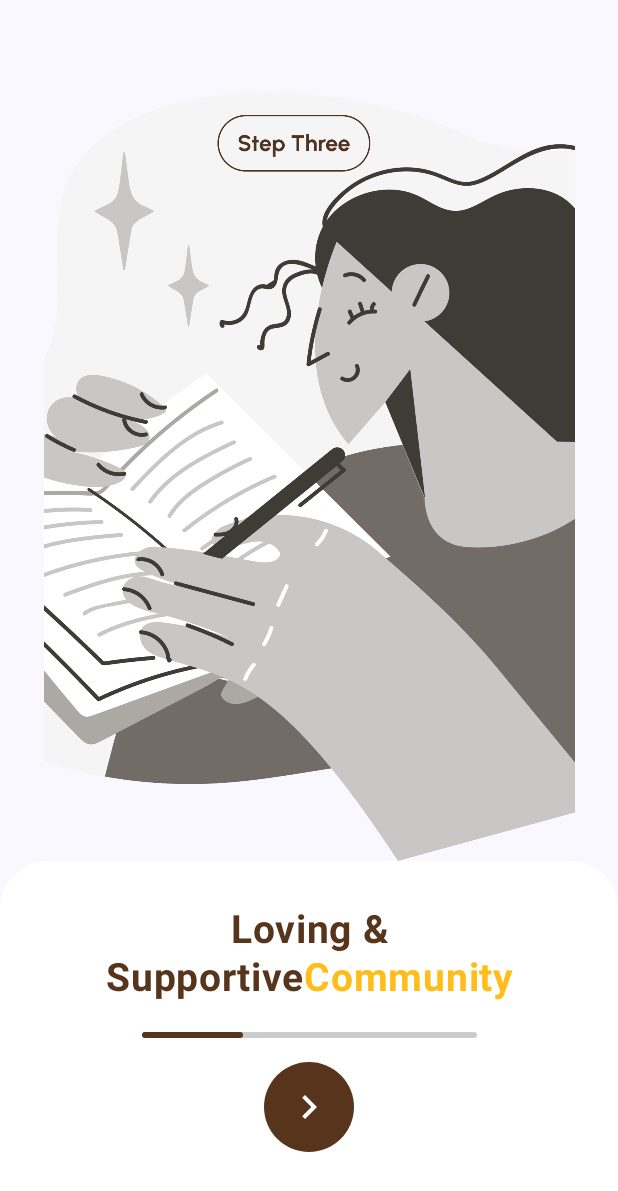
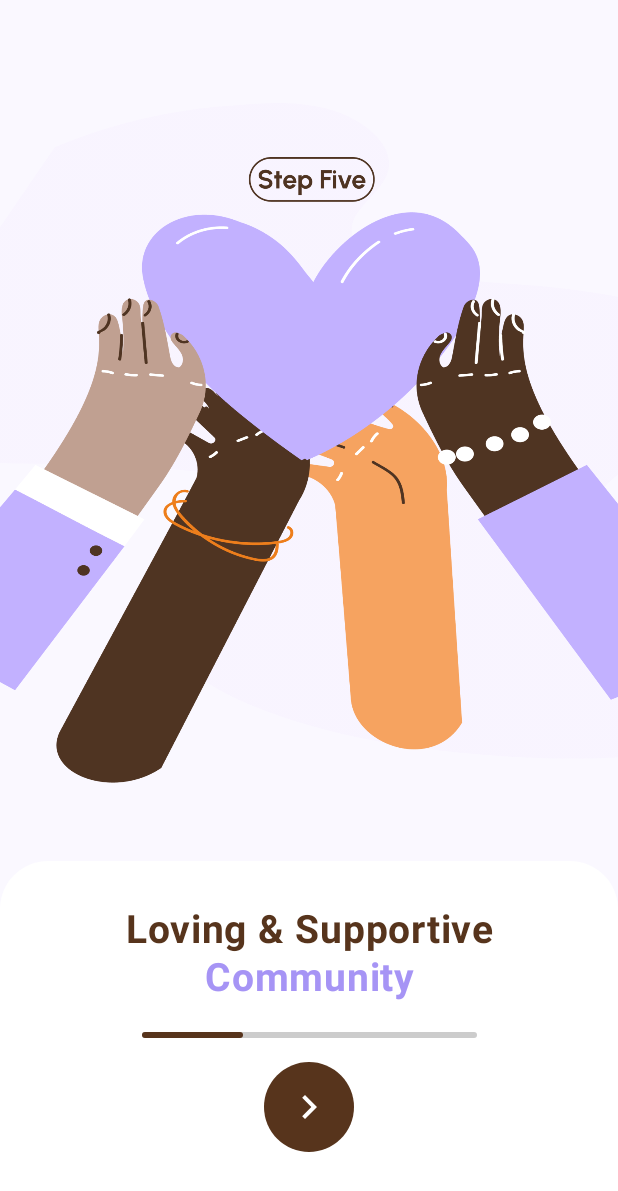
Before and after one commit to Ritovan03/Luna, an Android app built with Jetpack Compose: the composable WelcomeScreen6 shown on its own in the app's theme, on a phone screen of 412 x 824 dp. Shown: the top 1191 px of the screen. Run offline under Robolectric (Android 15) with nearby library versions, the phone set to English and light mode, and no system bars; 2 statements that could not run were skipped.

Commit message:
onboarding screen ui done

```diff
--- a/app/src/main/java/com/example/mentalhealthapp/presentation/onboarding/WelcomeScreen6.kt
+++ b/app/src/main/java/com/example/mentalhealthapp/presentation/onboarding/WelcomeScreen6.kt
@@ -26,6 +26,7 @@ import androidx.compose.runtime.Composable
 import androidx.compose.ui.Alignment
 import androidx.compose.ui.Modifier
 import androidx.compose.ui.graphics.Color
+import androidx.compose.ui.layout.ContentScale
 import androidx.compose.ui.res.painterResource
 import androidx.compose.ui.text.SpanStyle
 import androidx.compose.ui.text.buildAnnotatedString
@@ -53,13 +54,17 @@ fun WelcomeScreen6(navController: NavHostController){
             Spacer(modifier = Modifier.height(20.dp))
 
             // Top Illustration
-            Image(
-                painter = painterResource(id = R.drawable.wc6),
-                contentDescription = "Illustration",
-                modifier = Modifier
-                    .fillMaxWidth()
-                    .weight(1f) // Adjusts size proportionally
-            )
+                Image(
+                    painter = painterResource(id = R.drawable.wc6),
+                    contentDescription = "Illustration",
+                    modifier = Modifier
+                        .fillMaxSize()
+                        .weight(1f),
+                    contentScale = ContentScale.Crop// Adjusts size proportionally
+                )
+
+
+
 
             // Bottom Content Section
             Column(
@@ -92,9 +97,9 @@ fun WelcomeScreen6(navController: NavHostController){
                 Text(
                     text = buildAnnotatedString {
                         withStyle(style = SpanStyle(color = Color(0xFF57341C), fontWeight = FontWeight.Bold)) {
-                            append("Loving & Supportive")
+                            append("Loving & Supportive ")
                         }
-                        withStyle(style = SpanStyle(color = Color(0xFFFFBD1A), fontWeight = FontWeight.Bold)) {
+                        withStyle(style = SpanStyle(color = Color(0xFFA694F5), fontWeight = FontWeight.Bold)) {
                             append("Community")
                         }
                     },
```
Also changed, not shown: app/src/main/java/com/example/mentalhealthapp/presentation/onboarding/WelcomeScreen4.kt (+4 -3 lines), app/src/main/java/com/example/mentalhealthapp/presentation/onboarding/WelcomeScreen5.kt (+5 -3 lines), app/src/main/res/drawable/wc4.png, app/src/main/res/drawable/wc5.png, app/src/main/res/drawable/wc6.png.
